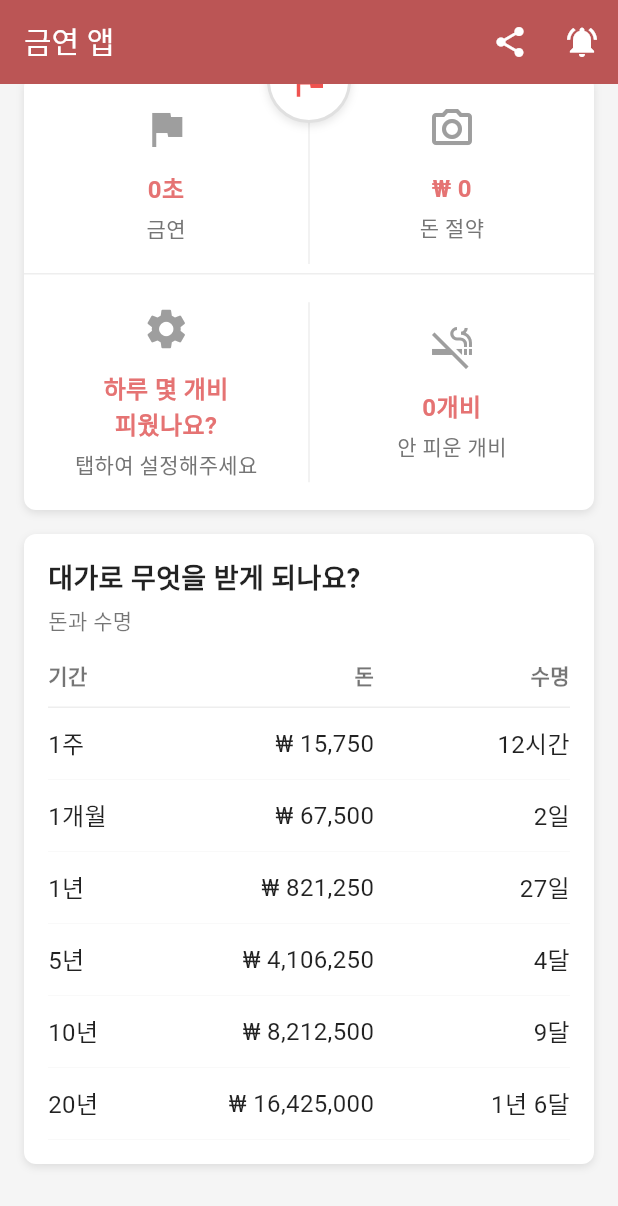
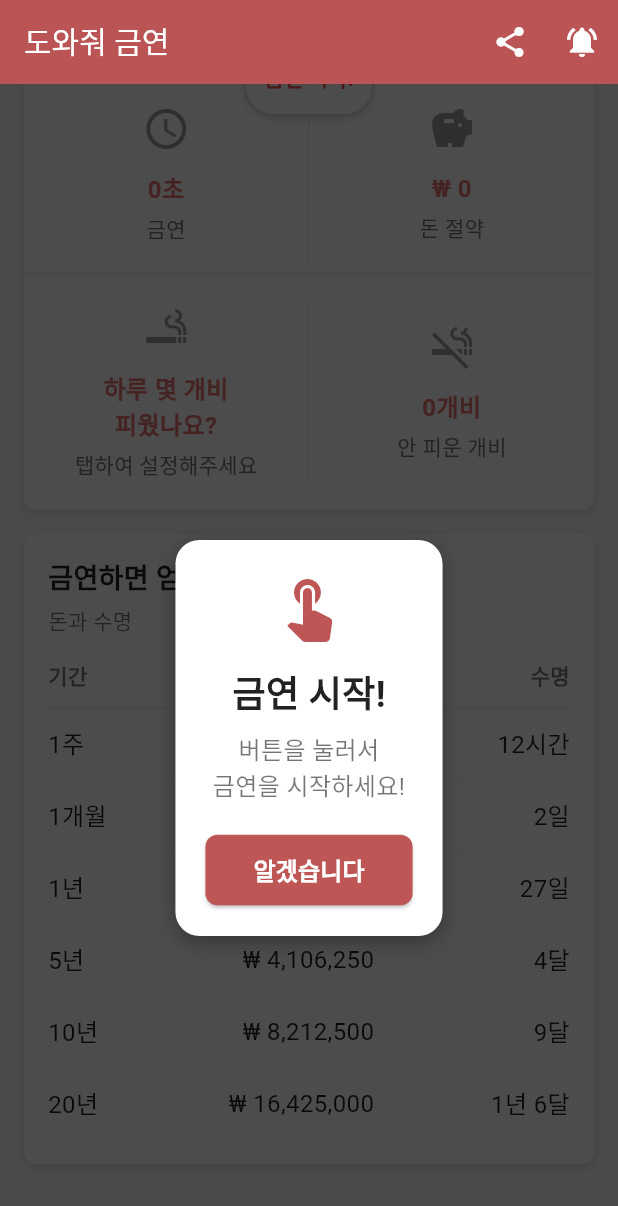
Before and after one commit to MinwooHconnect/no_smoking_app, a Flutter app: the screen it shows after launch, scrolled down 422 dp, on a phone screen of 412 x 824 dp. Shown: the top 1206 px of the screen. Run offline on Flutter 3.47's test engine with Material 3 defaults, Android fonts, the phone set to English and light mode, and no system bars; our stand-ins replace cross_file, flutter_local_notifications, get, google_mobile_ads, share_plus, shared_preferences; network calls fail.

Commit message:
Feat: 튜토리얼

```diff
--- a/lib/app/controllers/home_controller.dart
+++ b/lib/app/controllers/home_controller.dart
@@ -1,5 +1,6 @@
 import 'dart:async';
 import 'dart:math';
+import 'package:flutter/material.dart';
 import 'package:get/get.dart';
 import 'package:shared_preferences/shared_preferences.dart';
 import '../models/future_reward.dart';
@@ -12,6 +13,8 @@ class HomeController extends GetxController {
   final currentMotivationalMessage = '저는 자제 중입니다!'.obs;
   final isQuittingStarted = false.obs; // 금연 시작 여부
   final isNotificationVisible = true.obs; // 알림 표시 여부
+  final isFirstRun = false.obs; // 첫 실행 여부 (데이터 로드 전까지는 false)
+  final isDataLoaded = false.obs; // 데이터 로드 완료 여부
   final customMotivationalMessages = <String>[].obs; // 사용자 정의 응원 메시지
   final disabledMotivationalMessages = <String>{}.obs; // 비활성화된 응원 메시지
 
@@ -64,6 +67,7 @@ class HomeController extends GetxController {
   Timer? _messageTimer;
   final _random = Random();
   final NotificationService _notificationService = NotificationService();
+  final GlobalKey startButtonKey = GlobalKey(); // 튜토리얼용 버튼 키
 
   // SharedPreferences 키
   static const String _keyQuitDate = 'quitDate';
@@ -76,6 +80,7 @@ class HomeController extends GetxController {
       'customMotivationalMessages';
   static const String _keyDisabledMotivationalMessages =
       'disabledMotivationalMessages';
+  static const String _keyIsFirstRun = 'isFirstRun';
 
   @override
   void onInit() {
@@ -161,6 +166,18 @@ class HomeController extends GetxController {
         disabledMotivationalMessages.addAll(savedDisabledMessages);
       }
 
+      // 첫 실행 여부 불러오기
+      final savedIsFirstRun = prefs.getBool(_keyIsFirstRun);
+      if (savedIsFirstRun != null) {
+        isFirstRun.value = savedIsFirstRun;
+      } else {
+        // 저장된 값이 없으면 첫 실행으로 간주
+        isFirstRun.value = true;
+      }
+
+      // 데이터 로드 완료 표시
+      isDataLoaded.value = true;
+
       // 데이터 로드 완료 후 알림 업데이트
       if (isQuittingStarted.value &&
           quitDate != null &&
@@ -219,9 +236,18 @@ class HomeController extends GetxController {
         _keyDisabledMotivationalMessages,
         disabledMotivationalMessages.toList(),
       );
+
+      // 첫 실행 여부 저장
+      await prefs.setBool(_keyIsFirstRun, isFirstRun.value);
     } catch (e) {
       // 저장 실패 시 에러 무시 (선택적)
     }
+  }
+
+  // 튜토리얼 완료
+  void completeTutorial() {
+    isFirstRun.value = false;
+    _saveData();
   }
 
   @override
@@ -339,9 +365,9 @@ class HomeController extends GetxController {
   }
 
   void reset() {
-    quitDate = DateTime.now();
+    quitDate = null; // 시작 전 상태로 복귀
     elapsed.value = Duration.zero;
-    isQuittingStarted.value = true;
+    isQuittingStarted.value = false; // 시작하기 전 상태로 복귀
     _updateElapsed();
     _saveData();
   }
--- a/lib/app/views/home.dart
+++ b/lib/app/views/home.dart
@@ -7,6 +7,7 @@ import '../widgets/progress_card.dart';
 import '../widgets/stats_grid_card.dart';
 import '../widgets/future_rewards_card.dart';
 import '../widgets/ad_banner_widget.dart';
+import '../widgets/tutorial_overlay.dart';
 
 class Home extends GetView<HomeController> {
   const Home({super.key});
@@ -16,7 +17,9 @@ class Home extends GetView<HomeController> {
     return Scaffold(
       backgroundColor: AppColor.background,
       appBar: _buildAppBar(),
-      body: SingleChildScrollView(
+      body: Stack(
+        children: [
+          SingleChildScrollView(
             child: Column(
               children: [
                 // 메인 진행률 카드
@@ -38,6 +41,22 @@ class Home extends GetView<HomeController> {
               ],
             ),
           ),
+          // 튜토리얼 오버레이 (첫 실행 시에만 표시, 데이터 로드 완료 후)
+          Obx(
+            () =>
+                controller.isDataLoaded.value &&
+                    controller.isFirstRun.value &&
+                    !controller.isQuittingStarted.value
+                ? TutorialOverlay(
+                    targetKey: controller.startButtonKey,
+                    onComplete: () {
+                      controller.completeTutorial();
+                    },
+                  )
+                : const SizedBox.shrink(),
+          ),
+        ],
+      ),
     );
   }
 
@@ -47,7 +66,7 @@ class Home extends GetView<HomeController> {
       foregroundColor: Colors.white,
       elevation: 0,
       title: const Text(
-        '금연 앱',
+        '도와줘 금연',
         style: TextStyle(fontSize: 20, fontWeight: FontWeight.w500),
       ),
       actions: [
--- a/lib/app/views/splash_screen.dart
+++ b/lib/app/views/splash_screen.dart
@@ -63,7 +63,7 @@ class _SplashScreenState extends State<SplashScreen> {
             ),
             const SizedBox(height: 32),
             const Text(
-              '금연 앱',
+              '도와줘 금연',
               style: TextStyle(
                 fontSize: 32,
                 fontWeight: FontWeight.bold,
@@ -73,10 +73,7 @@ class _SplashScreenState extends State<SplashScreen> {
             const SizedBox(height: 8),
             const Text(
               '건강한 금연 여정을 시작하세요',
-              style: TextStyle(
-                fontSize: 16,
-                color: Colors.white70,
-              ),
+              style: TextStyle(fontSize: 16, color: Colors.white70),
             ),
             const SizedBox(height: 48),
             const CircularProgressIndicator(
--- a/lib/app/widgets/future_rewards_card.dart
+++ b/lib/app/widgets/future_rewards_card.dart
@@ -27,7 +27,7 @@ class FutureRewardsCard extends GetView<HomeController> {
           crossAxisAlignment: CrossAxisAlignment.start,
           children: [
             const Text(
-              '대가로 무엇을 받게 되나요?',
+              '금연하면 얻어지는 것들',
               style: TextStyle(
                 fontSize: 18,
                 fontWeight: FontWeight.w600,
--- a/lib/app/widgets/reset_confirm_dialog.dart
+++ b/lib/app/widgets/reset_confirm_dialog.dart
@@ -23,14 +23,14 @@ class ResetConfirmDialog extends StatelessWidget {
                 shape: BoxShape.circle,
               ),
               child: Icon(
-                Icons.refresh,
+                Icons.stop, // 중단 아이콘
                 color: AppColor.primary,
                 size: 32,
               ),
             ),
             const SizedBox(height: 20),
             const Text(
-              '리셋하시겠습니까?',
+              '초기화하시겠습니까?',
               style: TextStyle(
                 fontSize: 20,
                 fontWeight: FontWeight.w600,
--- a/lib/app/widgets/start_quitting_dialog.dart
+++ b/lib/app/widgets/start_quitting_dialog.dart
@@ -23,7 +23,7 @@ class StartQuittingDialog extends StatelessWidget {
                 shape: BoxShape.circle,
               ),
               child: Icon(
-                Icons.flag,
+                Icons.play_arrow, // 시작 아이콘
                 color: AppColor.primary,
                 size: 32,
               ),
--- a/lib/app/widgets/stats_grid_card.dart
+++ b/lib/app/widgets/stats_grid_card.dart
@@ -1,3 +1,4 @@
+import 'dart:async';
 import 'package:flutter/material.dart';
 import 'package:get/get.dart';
 import '../controllers/home_controller.dart';
@@ -11,6 +12,11 @@ import 'start_quitting_dialog.dart';
 
 class StatsGridCard extends GetView<HomeController> {
   const StatsGridCard({super.key});
+
+  // 초기화 버튼 탭 횟수 추적
+  static int _resetTapCount = 0;
+  static Timer? _resetTapTimer;
+  static bool _hasShownMessage = false; // 메시지 표시 여부
 
   @override
   Widget build(BuildContext context) {
@@ -37,7 +43,7 @@ class StatsGridCard extends GetView<HomeController> {
                   Expanded(
                     child: Obx(
                       () => StatCard(
-                        icon: Icons.flag,
+                        icon: Icons.access_time,
                         value: controller.elapsedFormatted,
                         label: '금연',
                       ),
@@ -57,7 +63,7 @@ class StatsGridCard extends GetView<HomeController> {
                       borderRadius: BorderRadius.circular(8),
                       child: Obx(
                         () => StatCard(
-                          icon: Icons.camera_alt_outlined,
+                          icon: Icons.savings,
                           value: controller.moneySavedFormatted,
                           label: '돈 절약',
                         ),
@@ -106,7 +112,7 @@ class StatsGridCard extends GetView<HomeController> {
                       borderRadius: BorderRadius.circular(8),
                       child: Obx(
                         () => StatCard(
-                          icon: Icons.settings,
+                          icon: Icons.smoking_rooms,
                           value: controller.isCigarettesPerDaySet.value
                               ? '${controller.cigarettesPerDay.value}개비'
                               : '하루 몇 개비\n피웠나요?',
@@ -151,11 +157,11 @@ class StatsGridCard extends GetView<HomeController> {
           right: 0,
           child: Center(
             child: Container(
-              width: 56,
-              height: 56,
+              key: controller.startButtonKey,
+              constraints: const BoxConstraints(minWidth: 80, minHeight: 40),
               decoration: BoxDecoration(
                 color: AppColor.cardBackground,
-                shape: BoxShape.circle,
+                borderRadius: BorderRadius.circular(20),
                 border: Border.all(color: AppColor.border, width: 2),
                 boxShadow: [
                   BoxShadow(
@@ -166,17 +172,25 @@ class StatsGridCard extends GetView<HomeController> {
                 ],
               ),
               child: Obx(
-                () => IconButton(
-                  icon: Icon(
-                    controller.isQuittingStarted.value
-                        ? Icons.refresh
-                        : Icons.flag,
-                    color: AppColor.iconRefresh,
-                    size: 28,
-                  ),
+                () => TextButton(
                   onPressed: () async {
                     if (controller.isQuittingStarted.value) {
-                      // 이미 시작한 경우 리셋 다이얼로그 표시
+                      // 초기화 버튼: 연속 5번 탭해야 다이얼로그 표시
+                      _resetTapCount++;
+
+                      // 타이머 리셋 (2초 내에 5번 탭해야 함)
+                      _resetTapTimer?.cancel();
+                      _resetTapTimer = Timer(const Duration(seconds: 2), () {
+                        _resetTapCount = 0; // 2초 내에 5번 탭하지 않으면 리셋
+                        _hasShownMessage = false; // 메시지 표시 플래그도 리셋
+                      });
+
+                      if (_resetTapCount >= 5) {
+                        _resetTapCount = 0;
+                        _hasShownMessage = false;
+                        _resetTapTimer?.cancel();
+
+                        // 초기화 다이얼로그 표시
                         final result = await showDialog<bool>(
                           context: Get.context!,
                           builder: (context) => const ResetConfirmDialog(),
@@ -184,21 +198,21 @@ class StatsGridCard extends GetView<HomeController> {
 
                         if (result == true) {
                           controller.reset();
+                        }
+                      } else if (_resetTapCount == 1 && !_hasShownMessage) {
+                        // 첫 번째 탭 시에만 메시지 표시
+                        _hasShownMessage = true;
                         Get.snackbar(
-                          '리셋 완료',
-                          '금연 시간이 초기화되었습니다.',
+                          '초기화',
+                          '4번 더 탭하세요',
                           snackPosition: SnackPosition.BOTTOM,
                           backgroundColor: AppColor.primary.withValues(
                             alpha: 0.9,
                           ),
                           colorText: Colors.white,
-                          duration: const Duration(seconds: 2),
+                          duration: const Duration(milliseconds: 1500),
                           margin: const EdgeInsets.all(16),
                           borderRadius: 8,
-                          icon: const Icon(
-                            Icons.check_circle,
-                            color: Colors.white,
-                          ),
                         );
                       }
                     } else {
@@ -229,6 +243,23 @@ class StatsGridCard extends GetView<HomeController> {
                       }
                     }
                   },
+                  style: TextButton.styleFrom(
+                    padding: const EdgeInsets.symmetric(
+                      horizontal: 12,
+                      vertical: 8,
+                    ),
+                    shape: RoundedRectangleBorder(
+                      borderRadius: BorderRadius.circular(20),
+                    ),
+                  ),
+                  child: Text(
+                    controller.isQuittingStarted.value ? '초기화' : '금연 시작!',
+                    style: TextStyle(
+                      fontSize: 14,
+                      fontWeight: FontWeight.w600,
+                      color: AppColor.iconRefresh,
+                    ),
+                  ),
                 ),
               ),
             ),
--- /dev/null
+++ b/lib/app/widgets/tutorial_overlay.dart
@@ -0,0 +1,106 @@
+import 'package:flutter/material.dart';
+import '../util/color.dart';
+
+class TutorialOverlay extends StatelessWidget {
+  final GlobalKey targetKey;
+  final VoidCallback onComplete;
+
+  const TutorialOverlay({
+    super.key,
+    required this.targetKey,
+    required this.onComplete,
+  });
+
+  @override
+  Widget build(BuildContext context) {
+    return GestureDetector(
+      onTap: onComplete,
+      child: Container(
+        color: Colors.black.withValues(alpha: 0.7),
+        child: Stack(
+          children: [
+            // 튜토리얼 설명
+            _buildTutorialContent(context),
+          ],
+        ),
+      ),
+    );
+  }
+
+  Widget _buildTutorialContent(BuildContext context) {
+    return Positioned(
+      bottom: 200,
+      left: 0,
+      right: 0,
+      child: Column(
+        children: [
+          // 설명 카드
+          Container(
+            margin: const EdgeInsets.symmetric(horizontal: 24),
+            padding: const EdgeInsets.all(20),
+            decoration: BoxDecoration(
+              color: AppColor.cardBackground,
+              borderRadius: BorderRadius.circular(16),
+              boxShadow: [
+                BoxShadow(
+                  color: Colors.black.withValues(alpha: 0.3),
+                  blurRadius: 10,
+                  offset: const Offset(0, 4),
+                ),
+              ],
+            ),
+            child: Column(
+              children: [
+                const Icon(
+                  Icons.touch_app,
+                  size: 48,
+                  color: AppColor.primary,
+                ),
+                const SizedBox(height: 16),
+                const Text(
+                  '금연 시작!',
+                  style: TextStyle(
+                    fontSize: 24,
+                    fontWeight: FontWeight.bold,
+                    color: AppColor.textPrimary,
+                  ),
+                ),
+                const SizedBox(height: 8),
+                const Text(
+                  '버튼을 눌러서\n금연을 시작하세요!',
+                  style: TextStyle(
+                    fontSize: 16,
+                    color: AppColor.textSecondary,
+                  ),
+                  textAlign: TextAlign.center,
+                ),
+                const SizedBox(height: 20),
+                ElevatedButton(
+                  onPressed: onComplete,
+                  style: ElevatedButton.styleFrom(
+                    backgroundColor: AppColor.primary,
+                    foregroundColor: Colors.white,
+                    padding: const EdgeInsets.symmetric(
+                      horizontal: 32,
+                      vertical: 12,
+                    ),
+                    shape: RoundedRectangleBorder(
+                      borderRadius: BorderRadius.circular(8),
+                    ),
+                  ),
+                  child: const Text(
+                    '알겠습니다',
+                    style: TextStyle(
+                      fontSize: 16,
+                      fontWeight: FontWeight.w600,
+                    ),
+                  ),
+                ),
+              ],
+            ),
+          ),
+        ],
+      ),
+    );
+  }
+}
--- a/pubspec.yaml
+++ b/pubspec.yaml
@@ -54,6 +54,9 @@ dependencies:
   # Google Mobile Ads
   google_mobile_ads: ^5.1.0
 
+  # Toast messages
+  fluttertoast: ^8.2.8
+
 dev_dependencies:
   flutter_test:
     sdk: flutter
```
Also changed, not shown: lib/app/widgets/toast_widget.dart (added, +132 -0 lines), pubspec.lock, 2 other files. Lines whose indentation alone changed are shown as unchanged.
